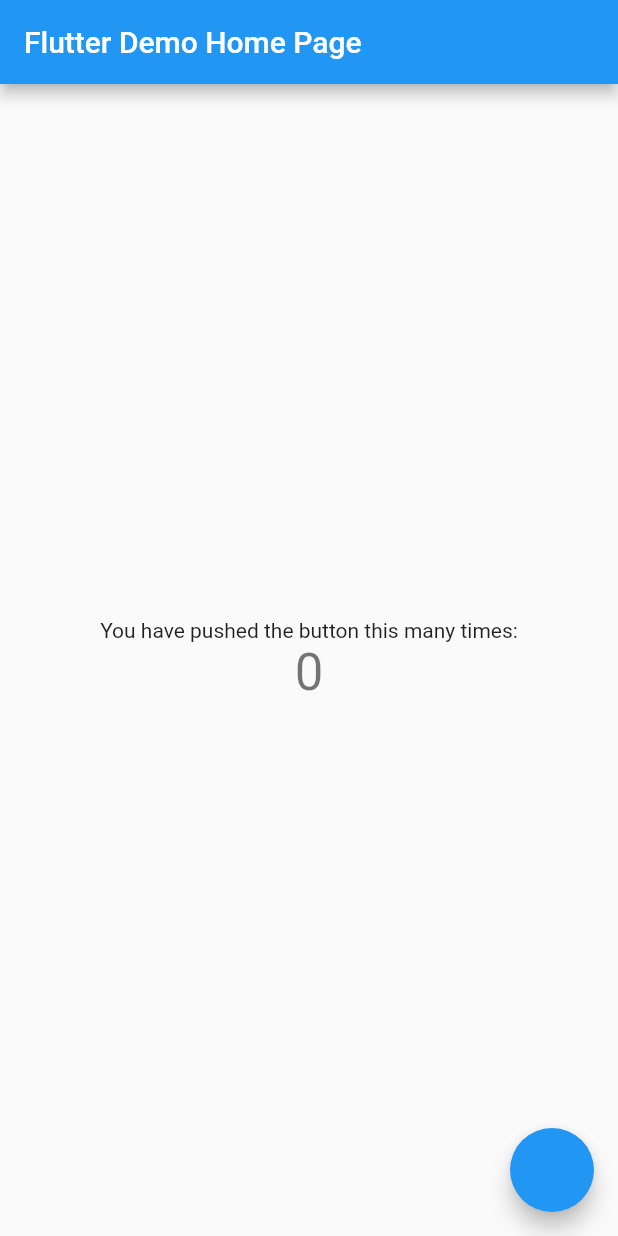
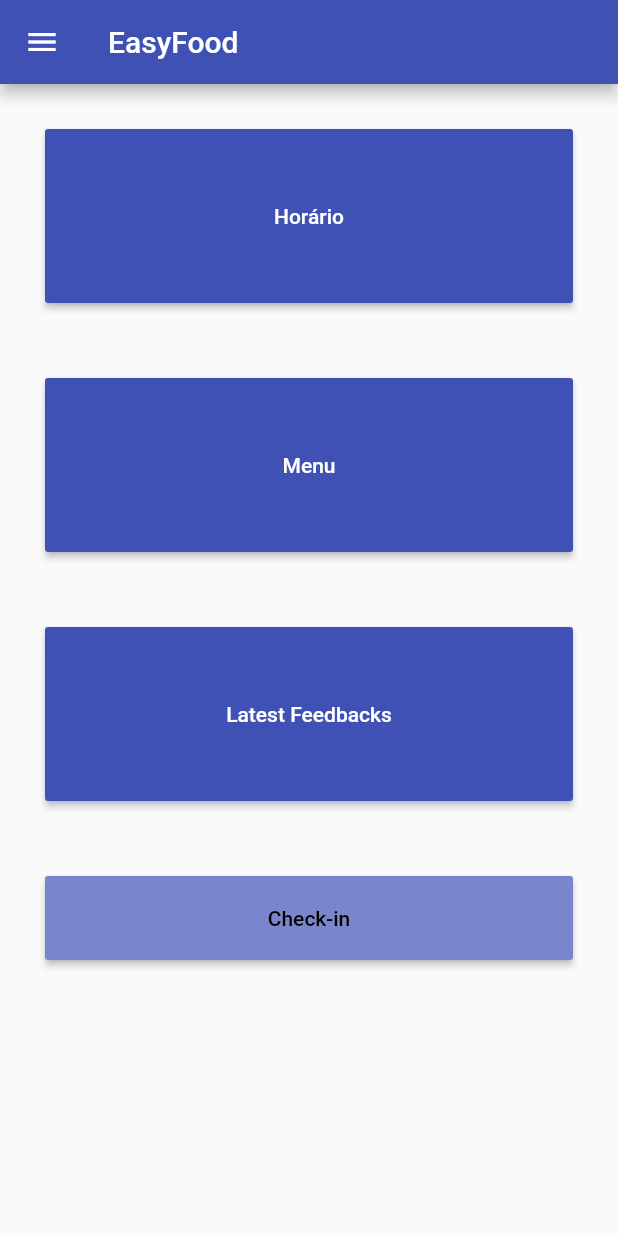
Before and after one commit to SpydrCS/ES_PROJECT, a Flutter app: the screen it shows after launch, on a phone screen of 412 x 824 dp. Run offline on Flutter 3.47's test engine with Material 2 defaults, Android fonts, the phone set to English and light mode, and no system bars.

Commit message:
Partial working app

```diff
--- /dev/null
+++ b/Easy_Food/lib/default.dart
@@ -0,0 +1,126 @@
+import 'package:flutter/material.dart';
+import 'working-hours.dart';
+import 'free-spots.dart';
+void main() {
+  runApp(const MyApp());
+}
+
+class MyApp extends StatelessWidget {
+  const MyApp({Key? key}) : super(key: key);
+
+  // This widget is the root of your application.
+  @override
+  Widget build(BuildContext context) {
+    return MaterialApp(
+      title: 'Flutter Demo',
+      theme: ThemeData(
+        // This is the theme of your application.
+        //
+        // Try running your application with "flutter run". You'll see the
+        // application has a blue toolbar. Then, without quitting the app, try
+        // changing the primarySwatch below to Colors.green and then invoke
+        // "hot reload" (press "r" in the console where you ran "flutter run",
+        // or simply save your changes to "hot reload" in a Flutter IDE).
+        // Notice that the counter didn't reset back to zero; the application
+        // is not restarted.
+        primarySwatch: Colors.blue,
+      ),
+      home: const MyHomePage(title: 'Flutter Demo Home Page'),
+    );
+  }
+}
+
+class MyHomePage extends StatefulWidget {
+  const MyHomePage({Key? key, required this.title}) : super(key: key);
+
+  // This widget is the home page of your application. It is stateful, meaning
+  // that it has a State object (defined below) that contains fields that affect
+  // how it looks.
+
+  // This class is the configuration for the state. It holds the values (in this
+  // case the title) provided by the parent (in this case the App widget) and
+  // used by the build method of the State. Fields in a Widget subclass are
+  // always marked "final".
+
+  final String title;
+
+  @override
+  State<MyHomePage> createState() => _MyHomePageState();
+}
+
+class _MyHomePageState extends State<MyHomePage> {
+  int _counter = 0;
+
+  void _incrementCounter() {
+    setState(() {
+      // This call to setState tells the Flutter framework that something has
+      // changed in this State, which causes it to rerun the build method below
+      // so that the display can reflect the updated values. If we changed
+      // _counter without calling setState(), then the build method would not be
+      // called again, and so nothing would appear to happen.
+      _counter++;
+    });
+  }
+
+  @override
+  Widget build(BuildContext context) {
+    // This method is rerun every time setState is called, for instance as done
+    // by the _incrementCounter method above.
+    //
+    // The Flutter framework has been optimized to make rerunning build methods
+    // fast, so that you can just rebuild anything that needs updating rather
+    // than having to individually change instances of widgets.
+    return Scaffold(
+      appBar: AppBar(
+        // Here we take the value from the MyHomePage object that was created by
+        // the App.build method, and use it to set our appbar title.
+        title: Text(widget.title),
+      ),
+      body: Center(
+        // Center is a layout widget. It takes a single child and positions it
+        // in the middle of the parent.
+        child: Column(
+          // Column is also a layout widget. It takes a list of children and
+          // arranges them vertically. By default, it sizes itself to fit its
+          // children horizontally, and tries to be as tall as its parent.
+          //
+          // Invoke "debug painting" (press "p" in the console, choose the
+          // "Toggle Debug Paint" action from the Flutter Inspector in Android
+          // Studio, or the "Toggle Debug Paint" command in Visual Studio Code)
+          // to see the wireframe for each widget.
+          //
+          // Column has various properties to control how it sizes itself and
+          // how it positions its children. Here we use mainAxisAlignment to
+          // center the children vertically; the main axis here is the vertical
+          // axis because Columns are vertical (the cross axis would be
+          // horizontal).
+          mainAxisAlignment: MainAxisAlignment.center,
+          children: <Widget>[
+            const Text(
+              'You have pushed the button this many times:',
+            ),
+            Text(
+              '$_counter',
+              style: Theme.of(context).textTheme.headline4,
+            ),
+            ElevatedButton(
+              child: Text('Open route'),
+              onPressed: () {
+                Navigator.push(context, MaterialPageRoute(builder: (context) => const FreeSpots()),);
+              },
+            ),
+          ],
+        ),
+      ),
+      floatingActionButton: FloatingActionButton(
+        onPressed: () {
+          Navigator.push(
+            context,
+            MaterialPageRoute(builder: (context) => const WorkingHours()),
+          );
+        },
+        child: const Icon(Icons.arrow_right),
+      ),
+    );
+  }
+}
--- a/Easy_Food/lib/main.dart
+++ b/Easy_Food/lib/main.dart
@@ -1,4 +1,5 @@
 import 'package:flutter/material.dart';
+import 'nav.dart';
 import 'working-hours.dart';
 
 void main() {
@@ -12,108 +13,107 @@ class MyApp extends StatelessWidget {
   @override
   Widget build(BuildContext context) {
     return MaterialApp(
-      title: 'Flutter Demo',
+      title: 'EasyFood',
       theme: ThemeData(
-        // This is the theme of your application.
-        //
-        // Try running your application with "flutter run". You'll see the
-        // application has a blue toolbar. Then, without quitting the app, try
-        // changing the primarySwatch below to Colors.green and then invoke
-        // "hot reload" (press "r" in the console where you ran "flutter run",
-        // or simply save your changes to "hot reload" in a Flutter IDE).
-        // Notice that the counter didn't reset back to zero; the application
-        // is not restarted.
-        primarySwatch: Colors.blue,
+        primarySwatch: Colors.indigo,
       ),
-      home: const MyHomePage(title: 'Flutter Demo Home Page'),
+      home: MyHomePage(title: 'EasyFood', maxCapacity: "324",),
     );
   }
 }
 
 class MyHomePage extends StatefulWidget {
-  const MyHomePage({Key? key, required this.title}) : super(key: key);
-
-  // This widget is the home page of your application. It is stateful, meaning
-  // that it has a State object (defined below) that contains fields that affect
-  // how it looks.
-
-  // This class is the configuration for the state. It holds the values (in this
-  // case the title) provided by the parent (in this case the App widget) and
-  // used by the build method of the State. Fields in a Widget subclass are
-  // always marked "final".
+  const MyHomePage({Key? key, required this.title, required this.maxCapacity}) : super(key: key);
 
   final String title;
+  final String maxCapacity;
 
   @override
   State<MyHomePage> createState() => _MyHomePageState();
 }
 
 class _MyHomePageState extends State<MyHomePage> {
-  int _counter = 0;
+  var _isVisible = false;
+  int freeSpots = 0;
+  String Spots = "";
 
-  void _incrementCounter() {
-    setState(() {
-      // This call to setState tells the Flutter framework that something has
-      // changed in this State, which causes it to rerun the build method below
-      // so that the display can reflect the updated values. If we changed
-      // _counter without calling setState(), then the build method would not be
-      // called again, and so nothing would appear to happen.
-      _counter++;
+  _addEater() {
+    this.setState(() {
+      freeSpots++;
+      Spots = freeSpots.toString();
+    });
+  }
+
+  _startRecording() {
+    this.setState(() {
+      _isVisible = true;
+    });
+  }
+
+  _stopRecording() {
+    this.setState(() {
+      _isVisible = false;
     });
   }
 
   @override
   Widget build(BuildContext context) {
-    // This method is rerun every time setState is called, for instance as done
-    // by the _incrementCounter method above.
-    //
-    // The Flutter framework has been optimized to make rerunning build methods
-    // fast, so that you can just rebuild anything that needs updating rather
-    // than having to individually change instances of widgets.
     return Scaffold(
-      appBar: AppBar(
-        // Here we take the value from the MyHomePage object that was created by
-        // the App.build method, and use it to set our appbar title.
-        title: Text(widget.title),
-      ),
-      body: Center(
-        // Center is a layout widget. It takes a single child and positions it
-        // in the middle of the parent.
-        child: Column(
-          // Column is also a layout widget. It takes a list of children and
-          // arranges them vertically. By default, it sizes itself to fit its
-          // children horizontally, and tries to be as tall as its parent.
-          //
-          // Invoke "debug painting" (press "p" in the console, choose the
-          // "Toggle Debug Paint" action from the Flutter Inspector in Android
-          // Studio, or the "Toggle Debug Paint" command in Visual Studio Code)
-          // to see the wireframe for each widget.
-          //
-          // Column has various properties to control how it sizes itself and
-          // how it positions its children. Here we use mainAxisAlignment to
-          // center the children vertically; the main axis here is the vertical
-          // axis because Columns are vertical (the cross axis would be
-          // horizontal).
-          mainAxisAlignment: MainAxisAlignment.center,
-          children: <Widget>[
-            const Text(
-              'You have pushed the button this many times:',
+        drawer: NavDrawer(),
+        appBar: AppBar(
+          title: Text('EasyFood'),
+        ),
+        body: ButtonBar(
+          buttonPadding:EdgeInsets.symmetric(horizontal: 30,vertical: 10),
+          buttonMinWidth: 500,
+          overflowDirection: VerticalDirection.down,
+          overflowButtonSpacing: 50,
+          alignment: MainAxisAlignment.center,
+          children: [
+            RaisedButton(
+              child: Text("Horário"),
+              textColor: Colors.white,
+              color: Colors.indigo,
+              padding: EdgeInsets.all(50),
+              onPressed: (){
+                Navigator.push(context, MaterialPageRoute(builder: (context) => const WorkingHours()),);
+              },
             ),
-            Text(
-              '$_counter',
-              style: Theme.of(context).textTheme.headline4,
+            RaisedButton(
+              child: Text("Menu"),
+              textColor: Colors.white,
+              color: Colors.indigo,
+              padding: EdgeInsets.all(50),
+              onPressed: (){},
+            ),
+            RaisedButton(
+              child: Text("Latest Feedbacks"),
+              textColor: Colors.white,
+              color: Colors.indigo,
+              padding: EdgeInsets.all(50),
+              onPressed: (){},
+            ),
+            RaisedButton(
+              child: Text("Check-in"),
+              textColor: Colors.black,
+              color: Colors.indigo.shade300,
+              padding: EdgeInsets.all(20),
+              onPressed: () {
+                _addEater();
+                _startRecording();
+              },
+            ),
+            Visibility(
+              visible: _isVisible,
+              child: Text(
+                'Assentos ocupados: ' + Spots + '/300', // TODO: somehow get the maxCapacity from MyHomePage class
+                style: TextStyle(
+                  color: Colors.black,
+                ),
+              ),
             ),
           ],
-        ),
-      ),
-      floatingActionButton: FloatingActionButton(
-        onPressed: () {
-          Navigator.push(
-            context,
-            MaterialPageRoute(builder: (context) => const WorkingHours()),
-          );
-        },
-      ), // This trailing comma makes auto-formatting nicer for build methods.
+        )
     );
   }
 }
--- a/Easy_Food/lib/working-hours.dart
+++ b/Easy_Food/lib/working-hours.dart
@@ -70,11 +70,6 @@ class WorkingHours extends StatelessWidget{
           ),
         ),
       ),
-      floatingActionButton: FloatingActionButton(
-        onPressed: () {
-          Navigator.pop(context);
-        },
-      ),
     );
   }
 }
```
Also changed, not shown: Easy_Food/lib/free-spots.dart (added, +37 -0 lines), Easy_Food/lib/nav.dart (added, +45 -0 lines).
